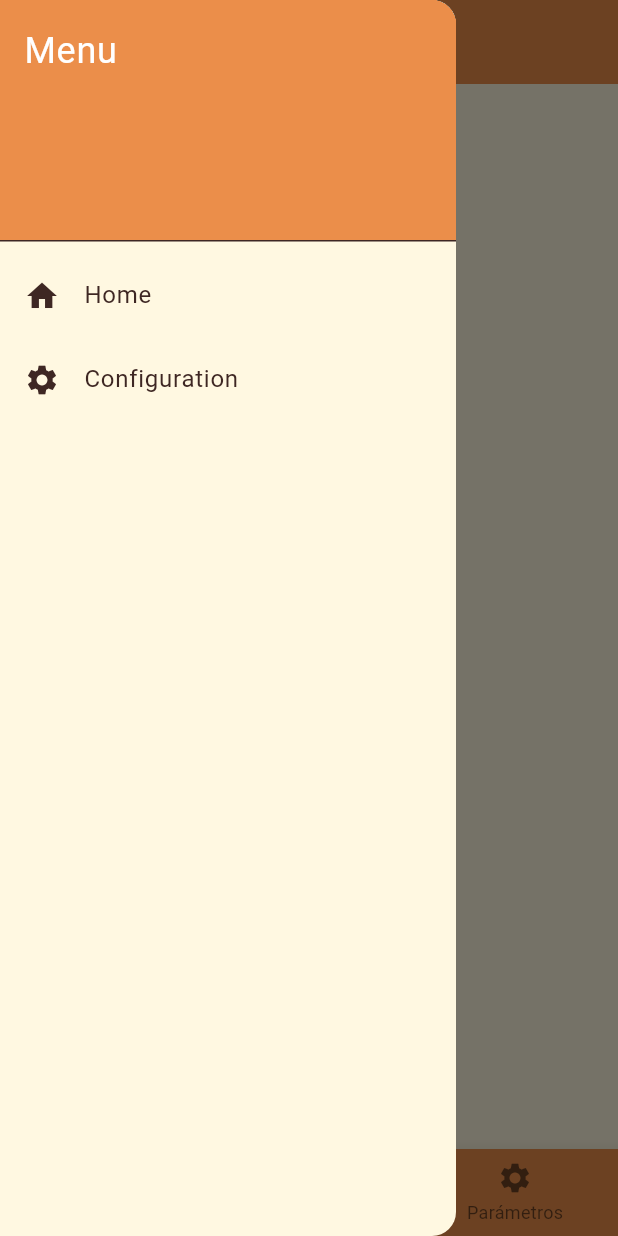
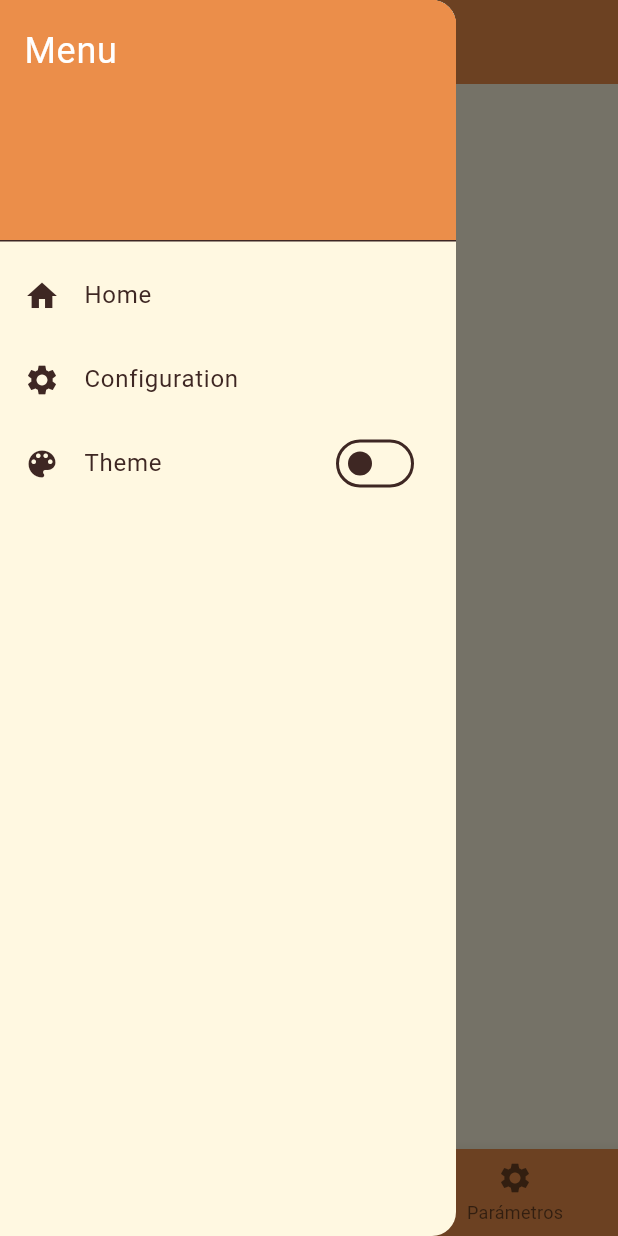
Before and after one commit to Random2127/FogonesAI, a Flutter app: the screen it shows after launch, with the side drawer open, on a phone screen of 412 x 824 dp. Run offline on Flutter 3.47's test engine with Material 3 defaults, Android fonts, the phone set to English and light mode, and no system bars; our stand-ins replace shared_preferences; Roboto replaces fonts that are missing (Poppins).

Commit message:
dark-light mode switch

```diff
--- a/lib/controllers/theme_controller.dart
+++ b/lib/controllers/theme_controller.dart
@@ -20,4 +20,8 @@ class ThemeController extends ChangeNotifier {
     _prefs.setString(_themeKey, mode.name);
     notifyListeners();
   }
+
+  bool get isDarkMode {
+    return themeMode == ThemeMode.dark;
+  }
 }
--- a/lib/main.dart
+++ b/lib/main.dart
@@ -1,6 +1,8 @@
 import 'package:flutter/material.dart';
+import 'package:fogonesia/controllers/theme_controller.dart';
 import 'package:fogonesia/screens/home_page.dart';
 import 'package:fogonesia/theme/app_theme.dart' as AppTheme;
+import 'package:provider/provider.dart';
 import 'package:shared_preferences/shared_preferences.dart';
 import 'package:fogonesia/app/app_bootstrap.dart';
 
@@ -16,11 +18,12 @@ class MyApp extends StatelessWidget {
 
   @override
   Widget build(BuildContext context) {
+    final theme = context.watch<ThemeController>();
     return MaterialApp(
       title: 'Flutter Demo',
       theme: AppTheme.lightMode,
       darkTheme: AppTheme.darkMode,
-      themeMode: ThemeMode.system,
+      themeMode: theme.themeMode,
       home: HomePage(),
     );
   }
--- a/lib/widgets/custom_drawer.dart
+++ b/lib/widgets/custom_drawer.dart
@@ -1,10 +1,13 @@
 import 'package:flutter/material.dart';
+import 'package:fogonesia/controllers/theme_controller.dart';
+import 'package:provider/provider.dart';
 
 class CustomDrawer extends StatelessWidget {
   const CustomDrawer({super.key});
 
   @override
   Widget build(BuildContext context) {
+    final themeController = context.watch<ThemeController>();
     return Drawer(
       child: ListView(
         padding: EdgeInsets.zero,
@@ -32,6 +35,19 @@ class CustomDrawer extends StatelessWidget {
               Navigator.pop(context);
             },
           ),
+          ListTile(
+            leading: const Icon(Icons.color_lens),
+            title: const Text('Theme'),
+            trailing: Switch(
+              value: themeController.isDarkMode,
+              onChanged: (value) {
+                themeController.setThemeMode(
+                  value ? ThemeMode.dark : ThemeMode.light,
+                );
+                //Navigator.pop(context);
+              },
+            ),
+          ),
         ],
       ),
     );
```
